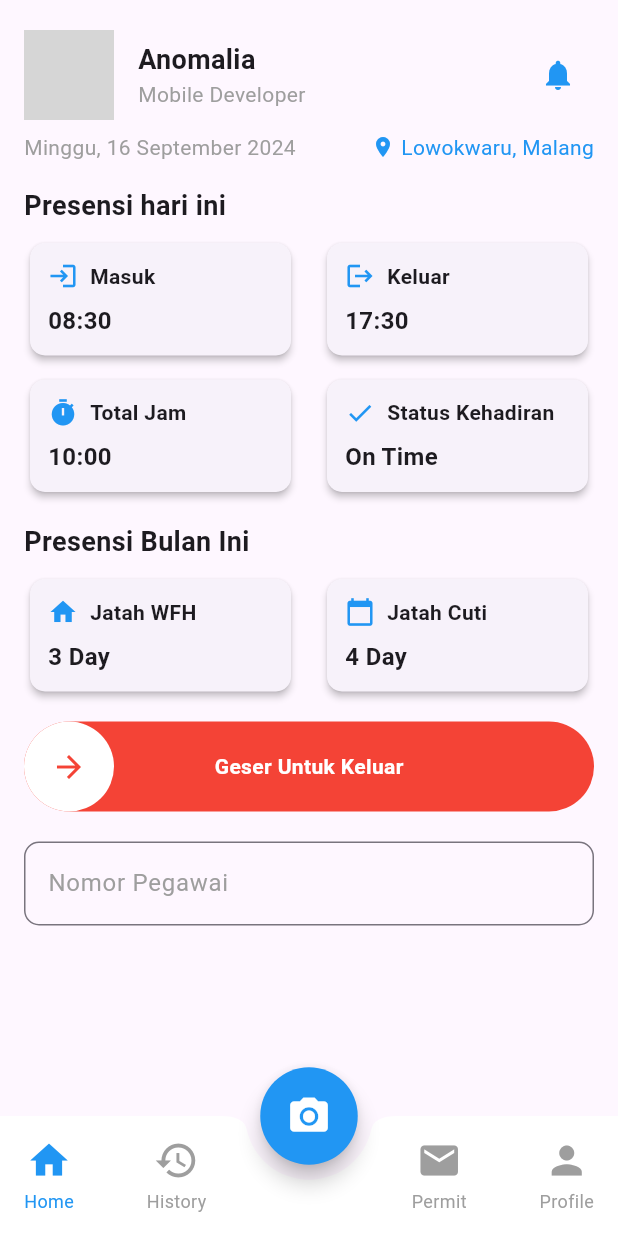
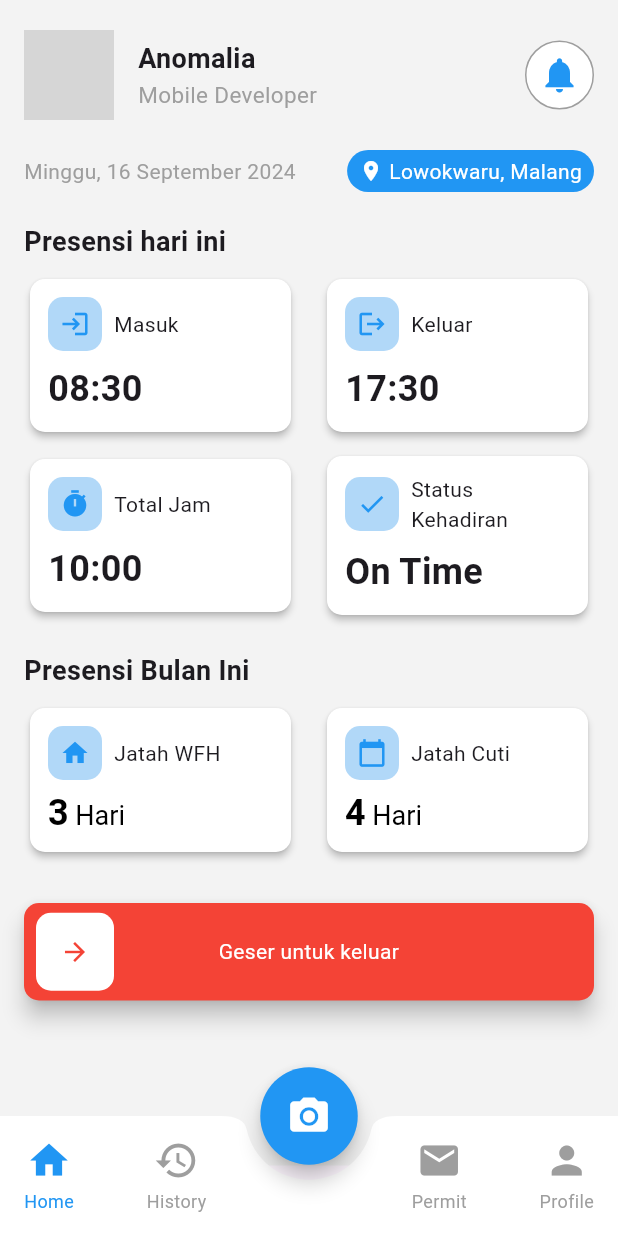
Before and after one commit to MuhammadAinurRiziq13/presensia, a Flutter app: the screen it shows after launch, after a tap on "Masuk", on a phone screen of 412 x 824 dp. Run offline on Flutter 3.47's test engine with Material 3 defaults, Android fonts, the phone set to English and light mode, and no system bars; drawn by our look-alikes of slide_to_act; our stand-ins replace image_picker; network calls fail; project files that could hold a hidden picture were left out; grey boxes are pictures that could not be loaded.

Commit message:
fix home

```diff
--- a/lib/pages/home/home_page.dart
+++ b/lib/pages/home/home_page.dart
@@ -1,49 +1,38 @@
 import 'package:flutter/material.dart';
-import '../../widgets/slide_unlock_button.dart';
+import 'package:slide_to_act/slide_to_act.dart';
 
 class HomePage extends StatefulWidget {
+  const HomePage({Key? key}) : super(key: key);
+
   @override
   _HomePageState createState() => _HomePageState();
 }
 
 class _HomePageState extends State<HomePage> {
   bool _showSlideButton = true;
+
   @override
   Widget build(BuildContext context) {
     return Scaffold(
-      body: SafeArea(
-        child: SingleChildScrollView(
-          child: Padding(
+      body: Container(
+        color: const Color.fromARGB(255, 243, 243, 243),
+        child: SafeArea(
+          child: SingleChildScrollView(
             padding: const EdgeInsets.symmetric(horizontal: 16.0),
             child: Column(
               crossAxisAlignment: CrossAxisAlignment.start,
               children: [
-                SizedBox(height: 20),
-                buildProfileSection(),
-                SizedBox(height: 8),
-                buildDateAndLocation(),
-                SizedBox(height: 16),
-                buildDailyPresenceSection(),
-                SizedBox(height: 16),
-                buildMonthlyPresenceSection(),
-                SizedBox(height: 16),
-                if (_showSlideButton) buildSliderButton(context),
-                SizedBox(height: 20),
-                TextField(
-                  decoration: InputDecoration(
-                    labelText: 'Nomor Pegawai',
-                    labelStyle: const TextStyle(color: Colors.grey),
-                    floatingLabelStyle: const TextStyle(color: Colors.blue),
-                    focusedBorder: OutlineInputBorder(
-                      borderSide:
-                          const BorderSide(color: Colors.blue, width: 2.0),
-                      borderRadius: BorderRadius.circular(10.0),
-                    ),
-                    border: OutlineInputBorder(
-                      borderRadius: BorderRadius.circular(10.0),
-                    ),
-                  ),
-                ),
+                const SizedBox(height: 20),
+                _buildProfileSection(),
+                const SizedBox(height: 20),
+                _buildDateAndLocation(),
+                const SizedBox(height: 20),
+                _buildDailyPresenceSection(),
+                const SizedBox(height: 20),
+                _buildMonthlyPresenceSection(),
+                const SizedBox(height: 20),
+                if (_showSlideButton) _buildSliderButton(context),
+                const SizedBox(height: 20),
               ],
             ),
           ),
@@ -52,52 +41,69 @@ class _HomePageState extends State<HomePage> {
     );
   }
 
-  Widget buildProfileSection() {
+  Widget _buildProfileSection() {
     return Row(
       children: [
-        CircleAvatar(
+        const CircleAvatar(
           radius: 30,
-          backgroundImage: NetworkImage('https://via.placeholder.com/150'),
+          backgroundImage: NetworkImage(
+              'https://i.pinimg.com/236x/f9/51/b3/f951b38701e4ce78644595c7a6022c27.jpg'),
         ),
-        SizedBox(width: 16),
+        const SizedBox(width: 16),
         Expanded(
           child: Column(
             crossAxisAlignment: CrossAxisAlignment.start,
-            children: [
+            children: const [
               Text(
                 'Anomalia',
                 style: TextStyle(fontSize: 18, fontWeight: FontWeight.bold),
               ),
               Text(
                 'Mobile Developer',
-                style: TextStyle(fontSize: 14, color: Colors.grey),
+                style: TextStyle(fontSize: 15, color: Colors.grey),
               ),
             ],
           ),
         ),
-        IconButton(
-          icon: Icon(Icons.notifications, color: Colors.blue),
-          onPressed: () {},
+        Container(
+          padding: const EdgeInsets.all(8.0),
+          decoration: BoxDecoration(
+            color: Colors.white,
+            border: Border.all(color: Colors.grey),
+            shape: BoxShape.circle,
+          ),
+          child: const Icon(Icons.notifications, color: Colors.blue, size: 28),
         ),
       ],
     );
   }
 
-  Widget buildDateAndLocation() {
+  Widget _buildDateAndLocation() {
     return Row(
       mainAxisAlignment: MainAxisAlignment.spaceBetween,
       children: [
-        Text(
+        const Text(
           'Minggu, 16 September 2024',
           style: TextStyle(fontSize: 14, color: Colors.grey),
         ),
         Row(
           children: [
-            Icon(Icons.location_on, color: Colors.blue, size: 16),
-            SizedBox(width: 4),
-            Text(
-              'Lowokwaru, Malang',
-              style: TextStyle(color: Colors.blue, fontSize: 14),
+            Container(
+              padding: const EdgeInsets.symmetric(horizontal: 8, vertical: 4),
+              decoration: BoxDecoration(
+                color: Colors.blue,
+                borderRadius: BorderRadius.circular(20),
+              ),
+              child: Row(
+                children: const [
+                  Icon(Icons.location_on, color: Colors.white, size: 16),
+                  SizedBox(width: 4),
+                  Text(
+                    'Lowokwaru, Malang',
+                    style: TextStyle(color: Colors.white, fontSize: 14),
+                  ),
+                ],
+              ),
             ),
           ],
         ),
@@ -105,30 +111,33 @@ class _HomePageState extends State<HomePage> {
     );
   }
 
-  Widget buildDailyPresenceSection() {
+  Widget _buildDailyPresenceSection() {
     return Column(
       crossAxisAlignment: CrossAxisAlignment.start,
       children: [
-        Text(
+        const Text(
           'Presensi hari ini',
           style: TextStyle(fontWeight: FontWeight.bold, fontSize: 18),
         ),
-        SizedBox(height: 8),
-        Row(
-          children: [
-            Expanded(child: buildPresenceCard('Masuk', '08:30', Icons.login)),
-            SizedBox(width: 16),
-            Expanded(child: buildPresenceCard('Keluar', '17:30', Icons.logout)),
-          ],
-        ),
-        SizedBox(height: 8),
+        const SizedBox(height: 8),
         Row(
           children: [
             Expanded(
-                child: buildPresenceCard('Total Jam', '10:00', Icons.timer)),
-            SizedBox(width: 16),
+                child: _buildPresenceDayCard('Masuk', '08:30', Icons.login)),
+            const SizedBox(width: 16),
             Expanded(
-                child: buildPresenceCard(
+                child: _buildPresenceDayCard('Keluar', '17:30', Icons.logout)),
+          ],
+        ),
+        const SizedBox(height: 8),
+        Row(
+          children: [
+            Expanded(
+                child:
+                    _buildPresenceDayCard('Total Jam', '10:00', Icons.timer)),
+            const SizedBox(width: 16),
+            Expanded(
+                child: _buildPresenceDayCard(
                     'Status Kehadiran', 'On Time', Icons.check)),
           ],
         ),
@@ -136,45 +145,70 @@ class _HomePageState extends State<HomePage> {
     );
   }
 
-  Widget buildMonthlyPresenceSection() {
+  Widget _buildMonthlyPresenceSection() {
     return Column(
       crossAxisAlignment: CrossAxisAlignment.start,
       children: [
-        Text(
+        const Text(
           'Presensi Bulan Ini',
           style: TextStyle(fontWeight: FontWeight.bold, fontSize: 18),
         ),
-        SizedBox(height: 8),
+        const SizedBox(height: 8),
         Row(
           children: [
             Expanded(
-                child: buildPresenceCard('Jatah WFH', '3 Day', Icons.home)),
-            SizedBox(width: 16),
+                child: _buildPresenceMonthCard('Jatah WFH', '3', Icons.home)),
+            const SizedBox(width: 16),
             Expanded(
-                child: buildPresenceCard(
-                    'Jatah Cuti', '4 Day', Icons.calendar_today)),
+                child: _buildPresenceMonthCard(
+                    'Jatah Cuti', '4', Icons.calendar_today)),
           ],
         ),
       ],
     );
   }
 
-  Widget buildSliderButton(BuildContext context) {
-    return SlideToUnlockButton(
-      onSlideComplete: () {
-        setState(() {
-          _showSlideButton = false;
-        });
-        // Handle the slide completion, e.g., log out the user
-        ScaffoldMessenger.of(context).showSnackBar(
-          SnackBar(content: Text('Logged out successfully!')),
+  Widget _buildSliderButton(BuildContext context) {
+    return Padding(
+      padding: const EdgeInsets.symmetric(vertical: 10),
+      child: SlideAction(
+        onSubmit: () {
+          setState(() => _showSlideButton = false);
+          _showSuccessDialog(context);
+        },
+        text: 'Geser untuk keluar',
+        textStyle: const TextStyle(fontSize: 14, color: Colors.white),
+        sliderButtonIcon:
+            const Icon(Icons.arrow_forward, color: Colors.red, size: 20),
+        innerColor: Colors.white,
+        outerColor: Colors.red,
+        height: 65,
+        borderRadius: 10,
+      ),
+    );
+  }
+
+  void _showSuccessDialog(BuildContext context) {
+    showDialog(
+      context: context,
+      builder: (BuildContext context) {
+        return AlertDialog(
+          title: const Text('Berhasil'),
+          content: const Text('Anda berhasil keluar'),
+          actions: [
+            TextButton(
+              child: const Text('OK'),
+              onPressed: () => Navigator.of(context).pop(),
+            ),
+          ],
         );
       },
     );
   }
 
-  Widget buildPresenceCard(String title, String time, IconData icon) {
+  Widget _buildPresenceDayCard(String title, String time, IconData icon) {
     return Card(
+      color: Colors.white,
       shape: RoundedRectangleBorder(borderRadius: BorderRadius.circular(10)),
       elevation: 2,
       child: Padding(
@@ -184,20 +218,70 @@ class _HomePageState extends State<HomePage> {
           children: [
             Row(
               children: [
-                Icon(icon, color: Colors.blue, size: 20),
-                SizedBox(width: 8),
-                Expanded(
-                  child: Text(
-                    title,
-                    style: TextStyle(fontWeight: FontWeight.bold),
+                Container(
+                  padding: const EdgeInsets.all(8.0),
+                  decoration: BoxDecoration(
+                    color: const Color.fromARGB(255, 177, 216, 248),
+                    borderRadius: BorderRadius.circular(10),
                   ),
+                  child: Icon(icon, color: Colors.blue, size: 20),
                 ),
+                const SizedBox(width: 8),
+                Expanded(child: Text(title)),
               ],
             ),
-            SizedBox(height: 8),
+            const SizedBox(height: 8),
             Text(
               time,
-              style: TextStyle(fontSize: 16, fontWeight: FontWeight.bold),
+              style: const TextStyle(fontSize: 24, fontWeight: FontWeight.bold),
+            ),
+          ],
+        ),
+      ),
+    );
+  }
+
+  Widget _buildPresenceMonthCard(String title, String time, IconData icon) {
+    return Card(
+      color: Colors.white,
+      shape: RoundedRectangleBorder(borderRadius: BorderRadius.circular(10)),
+      elevation: 2,
+      child: Padding(
+        padding: const EdgeInsets.all(12.0),
+        child: Column(
+          crossAxisAlignment: CrossAxisAlignment.start,
+          children: [
+            Row(
+              children: [
+                Container(
+                  padding: const EdgeInsets.all(8.0),
+                  decoration: BoxDecoration(
+                    color: const Color.fromARGB(255, 177, 216, 248),
+                    borderRadius: BorderRadius.circular(10),
+                  ),
+                  child: Icon(icon, color: Colors.blue, size: 20),
+                ),
+                const SizedBox(width: 8),
+                Expanded(child: Text(title)),
+              ],
+            ),
+            const SizedBox(height: 8),
+            RichText(
+              text: TextSpan(
+                style: const TextStyle(color: Colors.black),
+                children: [
+                  TextSpan(
+                    text: time,
+                    style: const TextStyle(
+                        fontSize: 24, fontWeight: FontWeight.bold),
+                  ),
+                  const TextSpan(
+                    text: " Hari",
+                    style:
+                        TextStyle(fontSize: 18, fontWeight: FontWeight.normal),
+                  ),
+                ],
+              ),
             ),
           ],
         ),
--- a/pubspec.yaml
+++ b/pubspec.yaml
@@ -36,6 +36,7 @@ dependencies:
   # Use with the CupertinoIcons class for iOS style icons.
   cupertino_icons: ^1.0.6
   image_picker: ^1.1.2
+  slide_to_act: ^2.0.2
 
 dev_dependencies:
   flutter_test:
```
Also changed, not shown: pubspec.lock.
